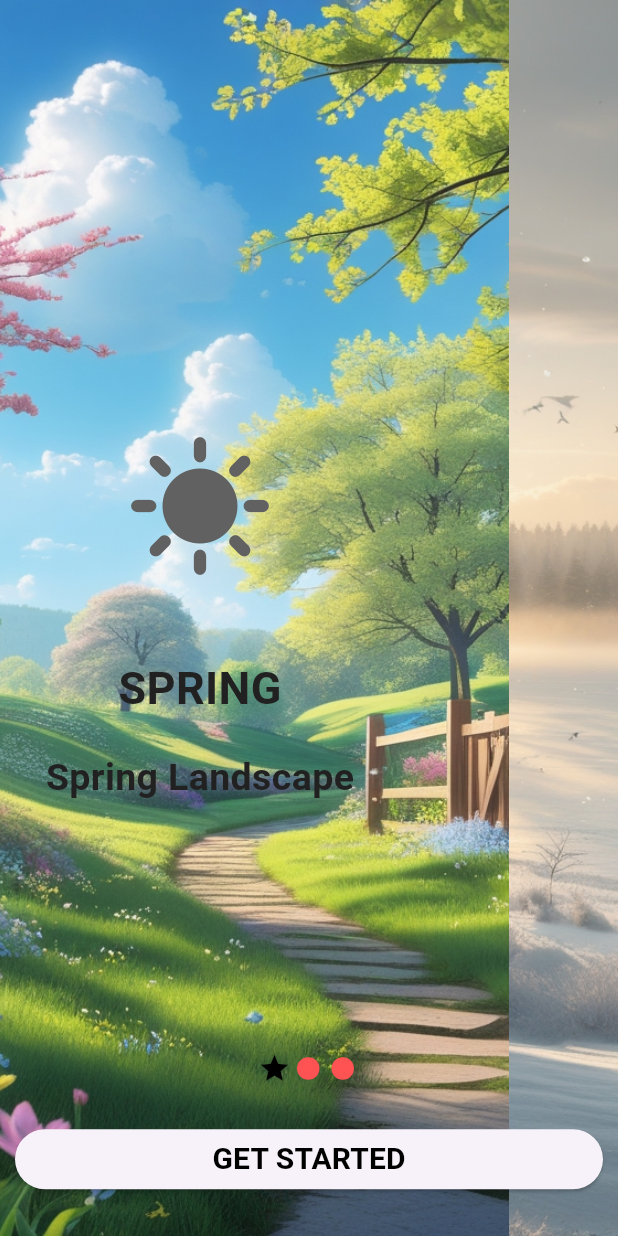
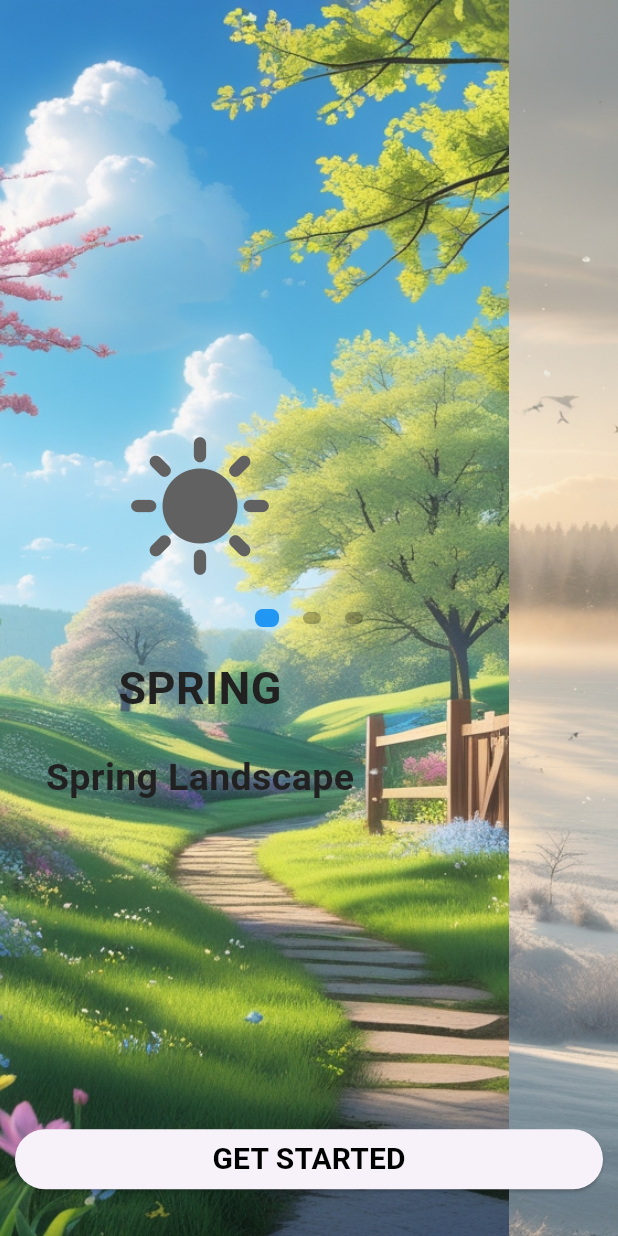
Before and after one commit to visemeo/UI1, a Flutter app: the screen it shows after launch, on a phone screen of 412 x 824 dp. Run offline on Flutter 3.47's test engine with Material 3 defaults, Android fonts, the phone set to English and light mode, and no system bars; drawn by our look-alikes of page_view_dot_indicator; our stand-ins replace carousel_slider, easy_splash_screen, flutter_colorpicker, image_picker, marquee, percent_indicator and 1 more.

Commit message:
Update p_view.dart
pview for SharedPreferences

```diff
--- a/lib/p_view.dart
+++ b/lib/p_view.dart
@@ -1,9 +1,11 @@
 
 import 'dart:async';
-
+import 'package:page_view_dot_indicator/page_view_dot_indicator.dart';
 import 'package:flutter/material.dart';
 import 'package:ui/main.dart';
 import 'main_splash_screen.dart';
+import 'package:shared_preferences/shared_preferences.dart';
+
 
 class Data {
   final String title;
@@ -141,8 +143,24 @@ class _PViewState extends State<PView> {
 
             ), ),
             Align(
-              alignment: const Alignment(0, 0.75),
-              child:Indicator(_currentIndex),
+                alignment: const Alignment(0, 0.7),
+             // child:Indicator(_currentIndex),
+              child: PageViewDotIndicator(
+                  currentItem: _currentIndex,
+                  count: myData.length,
+                  unselectedColor: Colors.black26,
+                  selectedColor: Colors.blue,
+                  size: const Size(16, 12),
+                  unselectedSize: const Size(12, 8),
+                  duration: const Duration(milliseconds: 200),
+                  margin: const EdgeInsets.symmetric(horizontal: 8),
+                  padding: EdgeInsets.zero,
+                  alignment: Alignment.center,
+                  fadeEdges: false,
+                  boxShape: BoxShape.rectangle, //defaults to circle
+                  borderRadius: BorderRadius.circular(5), //only for rectangle shape
+
+              )
             ),
             Builder(
               builder:(ctx) => Align(
@@ -151,8 +169,10 @@ class _PViewState extends State<PView> {
                   width: double.infinity,
                   margin: const EdgeInsets.symmetric(horizontal: 10),
                   child: ElevatedButton(
-                    onPressed: () {
-                      Navigator.of(ctx).pushNamed('/main'); // ✅ fixed
+                    onPressed: () async {
+                      Navigator.of(ctx).pushNamed('/main');// ✅ fixed
+                      SharedPreferences prefs = await SharedPreferences.getInstance();
+                      await prefs.setBool('repeat', true);
                     },
                     child: const Text(
                       'GET STARTED',
@@ -171,37 +191,3 @@ class _PViewState extends State<PView> {
     );
   }
 }
-
-class Indicator extends StatelessWidget {
-  final int index;
-  const Indicator(this.index);
-
-  @override
-  Widget build(BuildContext context) {
-    return Row(
-      mainAxisAlignment: MainAxisAlignment.center,
-      children: [
-        buildIndicator(0,index == 0 ?Colors.black: Colors.redAccent),
-        buildIndicator(1,index == 1 ?Colors.black: Colors.redAccent),
-        buildIndicator(2,index == 2 ?Colors.black: Colors.redAccent),
-      ],
-    );
-  }
-
-  Widget buildIndicator(int i, Color color) {
-    if (index == i) {
-      return Icon(Icons.star, color: color, size: 22); // active
-    } else {
-      return Container(
-        margin: const EdgeInsets.all(4),
-        width: 15,
-        height: 15,
-        decoration: BoxDecoration(
-          color: color,
-          shape: BoxShape.circle,
-        ),
-      );
-    }
-  }
-
-}
```
